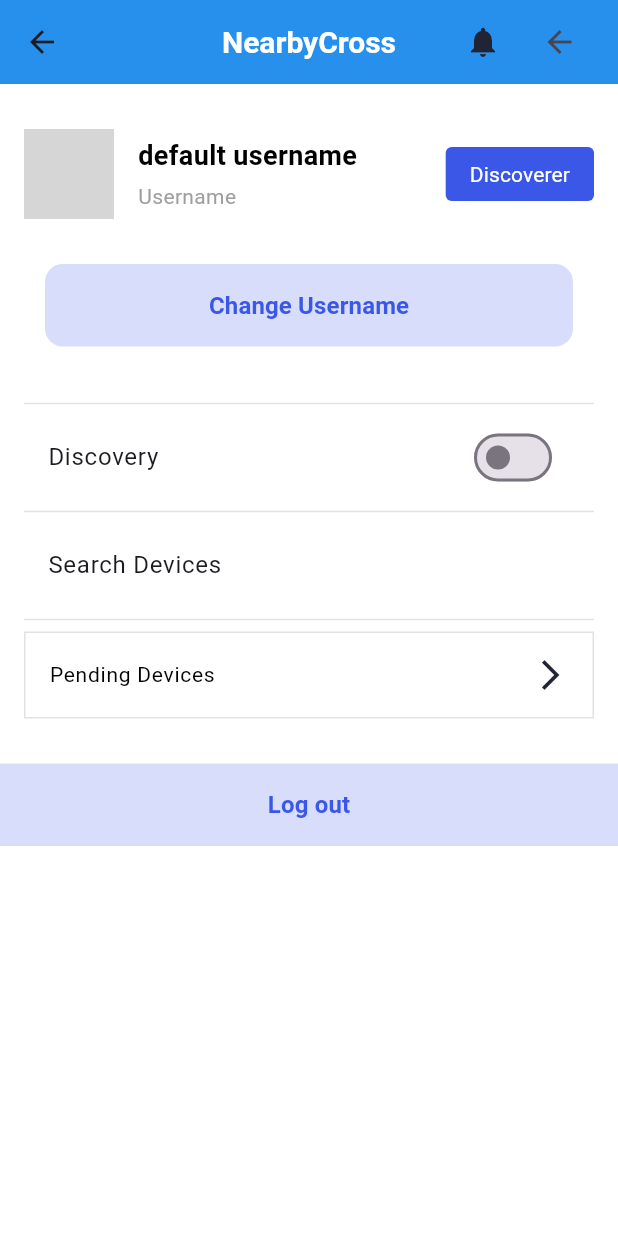
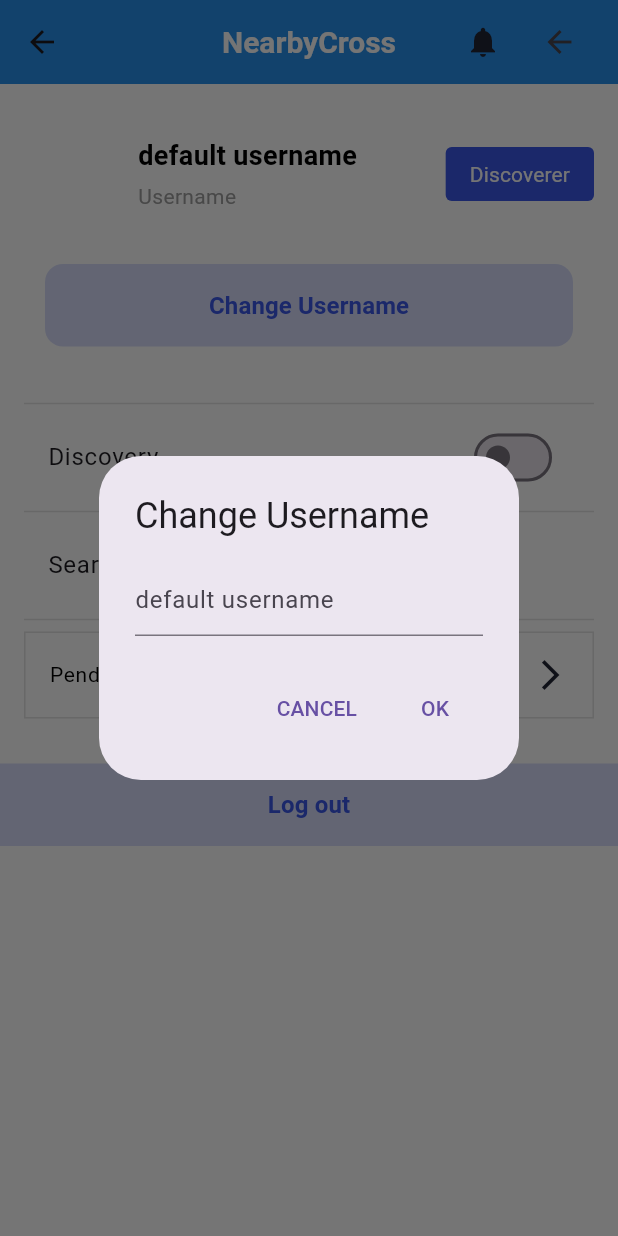
Before and after one commit to IgVelasco/nearby_cross, a Flutter app: the MainScreen screen opened directly, after a tap on "Change Username", on a phone screen of 412 x 824 dp. Run offline on Flutter 3.47's test engine with Material 3 defaults, Android fonts, the phone set to English and light mode, and no system bars; our stand-ins replace permission_handler, plugin_platform_interface; missing offline and left inert: dart:ffi; network calls fail; grey boxes are pictures that could not be loaded.

Commit message:
feat(flutter): :sparkles: Change username with modal

```diff
--- a/example/lib/screens/main_screen.dart
+++ b/example/lib/screens/main_screen.dart
@@ -1,6 +1,7 @@
 import 'package:flutter/material.dart';
 import 'package:nearby_cross_example/models/app_model.dart';
 import 'package:nearby_cross_example/screens/advertising_list.dart';
+import 'package:nearby_cross_example/widgets/input_dialog.dart';
 import 'package:nearby_cross_example/widgets/nc_appBar.dart';
 import 'package:provider/provider.dart';
 
@@ -123,8 +124,8 @@ class _MainScreenState extends State<MainScreen> {
             ),
             Padding(
               padding: const EdgeInsets.symmetric(vertical: 0, horizontal: 30),
-              child: MaterialButton(
-                onPressed: () {},
+              child: Consumer<AppModel>(
+                  builder: (context, app, child) => MaterialButton(
                         color: const Color(0x343a57e8),
                         elevation: 0,
                         shape: RoundedRectangleBorder(
@@ -141,7 +142,11 @@ class _MainScreenState extends State<MainScreen> {
                             fontStyle: FontStyle.normal,
                           ),
                         ),
+                        onPressed: () => showDialog(
+                          context: context,
+                          builder: (context) => InputDialog(app.username),
                         ),
+                      )),
             ),
             ListView(
               scrollDirection: Axis.vertical,
--- /dev/null
+++ b/example/lib/widgets/input_dialog.dart
@@ -0,0 +1,38 @@
+import 'package:flutter/material.dart';
+import 'package:nearby_cross_example/models/app_model.dart';
+import 'package:provider/provider.dart';
+
+class InputDialog extends StatelessWidget {
+  final String defaultUsername;
+  const InputDialog(this.defaultUsername, {super.key});
+
+  @override
+  Widget build(BuildContext context) {
+    TextEditingController textFieldController = TextEditingController();
+
+    return AlertDialog(
+      title: Text('Change Username'),
+      content: TextField(
+        controller: textFieldController,
+        decoration: InputDecoration(hintText: defaultUsername),
+      ),
+      actions: <Widget>[
+        TextButton(
+          child: Text('CANCEL'),
+          onPressed: () {
+            Navigator.pop(context);
+          },
+        ),
+        TextButton(
+          child: Text('OK'),
+          onPressed: () {
+            print(textFieldController.text);
+            Provider.of<AppModel>(context, listen: false)
+                .changeUsername(textFieldController.text);
+            Navigator.pop(context);
+          },
+        ),
+      ],
+    );
+  }
+}
```
Lines whose indentation alone changed are shown as unchanged.
